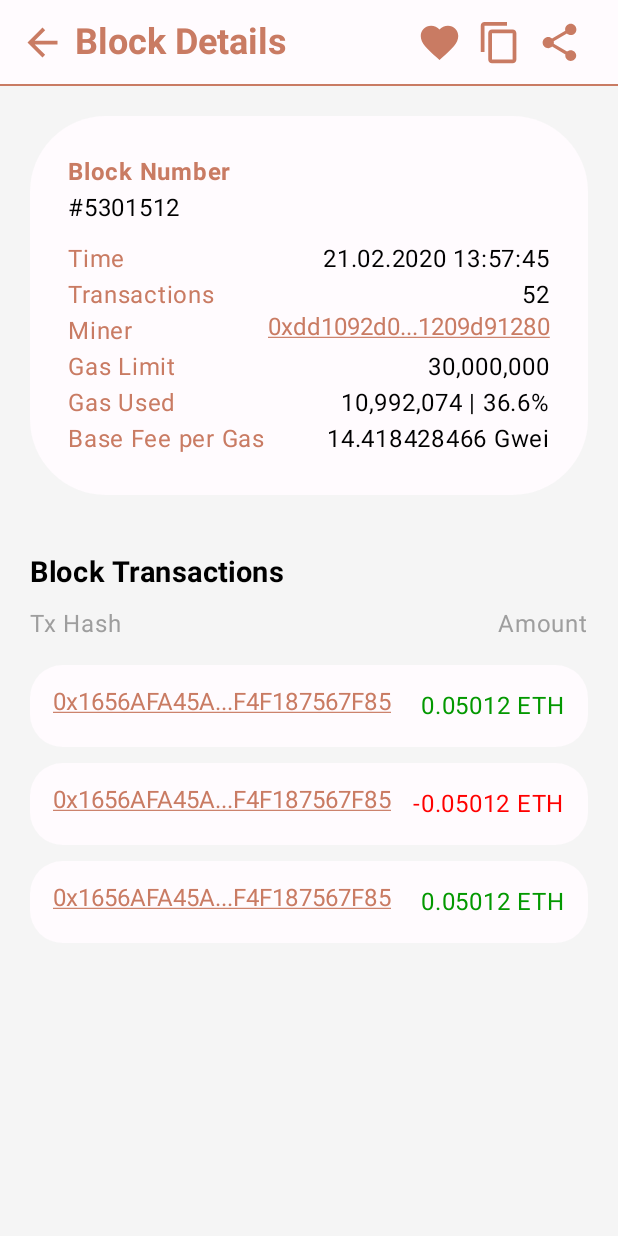
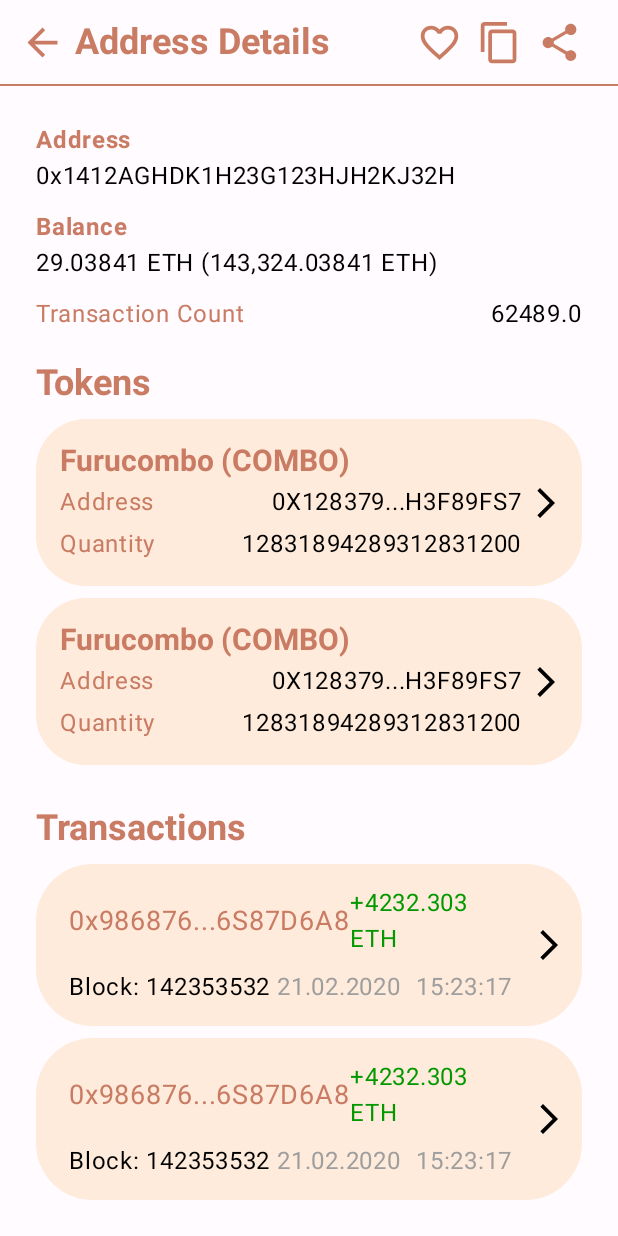
Before and after one commit to etasdemir/eth-inspector, an Android app built with Jetpack Compose: the screen it shows after launch (MainActivity), after a tap on "Add to favourites", on a phone screen of 412 x 824 dp. Run offline under Robolectric (Android 15) with nearby library versions, the phone set to English and light mode, and no system bars; our stand-ins replace Dagger/Hilt's generated code, Timber.

Commit message:
Add address detail screen

```diff
--- a/app/src/main/java/com/etasdemir/ethinspector/MainActivity.kt
+++ b/app/src/main/java/com/etasdemir/ethinspector/MainActivity.kt
@@ -7,7 +7,7 @@ import androidx.compose.foundation.layout.fillMaxSize
 import androidx.compose.material3.MaterialTheme
 import androidx.compose.material3.Surface
 import androidx.compose.ui.Modifier
-import com.etasdemir.ethinspector.ui.block.BlockDetailScreen
+import com.etasdemir.ethinspector.ui.address.AddressDetailScreen
 import com.etasdemir.ethinspector.ui.theme.EthInspectorTheme
 import dagger.hilt.android.AndroidEntryPoint
 
@@ -28,7 +28,8 @@ class MainActivity : ComponentActivity() {
 //                    AccountScreen()
 //                    SavedItemScreen(type = SavedItemScreen.TRANSACTION)
 //                    TransactionDetailScreen()
-                    BlockDetailScreen()
+//                    BlockDetailScreen()
+                    AddressDetailScreen()
                 }
             }
         }
--- a/app/src/main/java/com/etasdemir/ethinspector/ui/account/component/SavedTransactionItem.kt
+++ b/app/src/main/java/com/etasdemir/ethinspector/ui/account/component/SavedTransactionItem.kt
@@ -7,17 +7,14 @@ import androidx.compose.runtime.Composable
 import androidx.compose.runtime.remember
 import androidx.compose.ui.Alignment
 import androidx.compose.ui.Modifier
-import androidx.compose.ui.graphics.Color
 import androidx.compose.ui.res.stringResource
 import androidx.compose.ui.tooling.preview.Preview
 import androidx.compose.ui.unit.dp
 import androidx.compose.ui.unit.sp
 import com.etasdemir.ethinspector.R
 import com.etasdemir.ethinspector.ui.components.FeintText
-import com.etasdemir.ethinspector.ui.theme.Negative
-import com.etasdemir.ethinspector.ui.theme.Positive
+import com.etasdemir.ethinspector.utils.ColoredAmountText
 import com.etasdemir.ethinspector.utils.clip
-import com.etasdemir.ethinspector.utils.format
 
 data class SavedTransactionState(
     val transactionHash: String,
@@ -32,17 +29,6 @@ data class SavedTransactionState(
 fun SavedTransactionItem(state: SavedTransactionState) {
     val clippedTxHash = remember {
         state.transactionHash.clip(10)
-    }
-
-    val formattedNumber = remember { state.amount.format(5) }
-    val amountTextColor: Color?
-    val amountText: String?
-    if (state.amount >= 0) {
-        amountText = "+ $formattedNumber"
-        amountTextColor = Positive
-    } else {
-        amountText = "- $formattedNumber"
-        amountTextColor = Negative
     }
 
     Column(modifier = Modifier
@@ -61,14 +47,7 @@ fun SavedTransactionItem(state: SavedTransactionState) {
                 color = MaterialTheme.colorScheme.tertiary,
                 fontSize = 18.sp
             )
-            Text(
-                text = stringResource(
-                    id = R.string.eth_with_amount,
-                    amountText
-                ),
-                color = amountTextColor,
-                fontSize = 16.sp
-            )
+            ColoredAmountText(amount = state.amount)
         }
         Row(
             modifier = Modifier
--- /dev/null
+++ b/app/src/main/java/com/etasdemir/ethinspector/ui/address/AddressDetailScreen.kt
@@ -0,0 +1,170 @@
+package com.etasdemir.ethinspector.ui.address
+
+import androidx.compose.foundation.*
+import androidx.compose.foundation.layout.*
+import androidx.compose.foundation.lazy.*
+import androidx.compose.material3.*
+import androidx.compose.runtime.Composable
+import androidx.compose.runtime.remember
+import androidx.compose.ui.Modifier
+import androidx.compose.ui.res.stringResource
+import androidx.compose.ui.tooling.preview.Preview
+import androidx.compose.ui.unit.dp
+import com.etasdemir.ethinspector.R
+import com.etasdemir.ethinspector.ui.address.components.*
+import com.etasdemir.ethinspector.ui.components.*
+import timber.log.Timber
+
+@OptIn(ExperimentalMaterial3Api::class)
+@Composable
+@Preview
+fun AddressDetailScreen() {
+    val onTransferItemClick = remember {
+        {
+            Timber.e("AddressDetailScreen::onTransferItemClick")
+        }
+    }
+
+    val onTransactionItemClick = remember {
+        { txHash: String ->
+            Timber.e("navigate to transaction detail with $txHash")
+        }
+    }
+
+    val onTokenItemClick = remember {
+        { address: String ->
+            Timber.e("navigate to token detail with $address")
+        }
+    }
+
+    // TODO static data
+    val address = "0x1412AGHDK1H23G123HJH2KJ32H"
+    val balanceEth = "29.03841209"
+    val balanceUsd = "143,324.03841209"
+    val txCount = 62489.0
+
+    val isAddressFavourite = false
+    val topBarTitle = stringResource(id = R.string.address_details)
+    val topBarState = remember {
+        DetailTopBarState(
+            barTitle = topBarTitle,
+            isFavouriteEnabled = isAddressFavourite,
+            onFavouriteClick = {},
+            textToCopy = address
+        )
+    }
+
+    val addressInfoState = AddressInfoColumnState(
+        address,
+        balanceEth,
+        balanceUsd,
+        txCount
+    )
+
+    val txItemState = listOf(
+        AddressTransactionItemState(
+            "0x9868768A6SD86A87ASD6A8S787A66S87D6A8",
+            4232.3030,
+            "142353532",
+            "21.02.2020",
+            "15:23:17"
+        ) {},
+        AddressTransactionItemState(
+            "0x9868768A6SD86A87ASD6A8S787A66S87D6A8",
+            4232.3030,
+            "142353532",
+            "21.02.2020",
+            "15:23:17"
+        ) {}
+    )
+
+    val tokenItems = listOf(
+        TokenItemState(
+            "Furucombo (COMBO)", "0X12837987HG12JGH12GH3F89FS7", "12831894289312831200"
+        ) {},
+        TokenItemState(
+            "Furucombo (COMBO)", "0X12837987HG12JGH12GH3F89FS7", "12831894289312831200"
+        ) {}
+    )
+
+    val transferItems = listOf(
+        TransferItemState(
+            "0xA78SD6A8S6C87F87S6DF8S7DF6ASD987AS9D",
+            "Maker (MKR)",
+            1532.112323,
+            "530430240",
+            "21.02.2020 13:57:45"
+        ) {},
+        TransferItemState(
+            "0xA78SD6A8S6C87F87S6DF8S7DF6ASD987AS9D",
+            "Maker (MKR)",
+            -1532.112323,
+            "530430240",
+            "21.02.2020 13:57:45"
+        ) {}
+    )
+
+
+
+    Scaffold(topBar = { DetailTopBar(state = topBarState) }) {
+        LazyColumn(
+            modifier = Modifier
+                .fillMaxWidth()
+                .padding(it)
+                .background(MaterialTheme.colorScheme.background)
+                .padding(24.dp)
+        ) {
+            item {
+                AddressInfoColumn(state = addressInfoState)
+            }
+            item {
+                Text(
+                    modifier = Modifier.padding(top = 20.dp, bottom = 10.dp),
+                    text = stringResource(id = R.string.tokens),
+                    color = MaterialTheme.colorScheme.tertiary,
+                    style = MaterialTheme.typography.titleLarge
+                )
+            }
+            items(tokenItems) { token ->
+                TokenItem(state = token)
+                Spacer(
+                    modifier = Modifier
+                        .fillMaxWidth()
+                        .height(8.dp)
+                )
+            }
+            item {
+                Text(
+                    modifier = Modifier.padding(top = 20.dp, bottom = 10.dp),
+                    text = stringResource(id = R.string.transactions),
+                    color = MaterialTheme.colorScheme.tertiary,
+                    style = MaterialTheme.typography.titleLarge
+                )
+            }
+            items(txItemState) { item ->
+                AddressTransactionItem(item)
+                Spacer(
+                    modifier = Modifier
+                        .fillMaxWidth()
+                        .height(8.dp)
+                )
+            }
+            item {
+                Text(
+                    modifier = Modifier.padding(top = 20.dp, bottom = 10.dp),
+                    text = stringResource(id = R.string.transfers),
+                    color = MaterialTheme.colorScheme.tertiary,
+                    style = MaterialTheme.typography.titleLarge
+                )
+            }
+            items(transferItems) { transfer ->
+                TransferItem(state = transfer)
+                Spacer(
+                    modifier = Modifier
+                        .fillMaxWidth()
+                        .height(8.dp)
+                )
+            }
+        }
+    }
+}
--- /dev/null
+++ b/app/src/main/java/com/etasdemir/ethinspector/ui/address/components/AddressInfoColumn.kt
@@ -0,0 +1,30 @@
+package com.etasdemir.ethinspector.ui.address.components
+
+import androidx.compose.runtime.Composable
+import androidx.compose.ui.res.stringResource
+import com.etasdemir.ethinspector.R
+import com.etasdemir.ethinspector.ui.components.CardColumnItem
+import com.etasdemir.ethinspector.ui.components.CardRowItem
+import com.etasdemir.ethinspector.utils.format
+
+data class AddressInfoColumnState(
+    val address: String,
+    val balanceEth: String,
+    val balanceUsd: String,
+    val txCount: Double
+)
+
+@Composable
+fun AddressInfoColumn(state: AddressInfoColumnState) {
+    val balanceEthStr =
+        stringResource(id = R.string.eth_with_amount, state.balanceEth.format(digits = 5))
+    val balanceUsdStr =
+        stringResource(id = R.string.eth_with_amount, state.balanceUsd.format(digits = 5))
+
+    CardColumnItem(title = stringResource(id = R.string.address), body = state.address)
+    CardColumnItem(
+        title = stringResource(id = R.string.balance),
+        body = "$balanceEthStr (${balanceUsdStr})"
+    )
+    CardRowItem(field = stringResource(id = R.string.tx_count), value = state.txCount.toString())
+}
--- /dev/null
+++ b/app/src/main/java/com/etasdemir/ethinspector/ui/address/components/TokenItem.kt
@@ -0,0 +1,67 @@
+package com.etasdemir.ethinspector.ui.address.components
+
+import androidx.compose.foundation.background
+import androidx.compose.foundation.clickable
+import androidx.compose.foundation.layout.*
+import androidx.compose.foundation.shape.RoundedCornerShape
+import androidx.compose.material3.MaterialTheme
+import androidx.compose.material3.Text
+import androidx.compose.runtime.Composable
+import androidx.compose.ui.Alignment
+import androidx.compose.ui.Modifier
+import androidx.compose.ui.draw.clip
+import androidx.compose.ui.res.stringResource
+import androidx.compose.ui.tooling.preview.Preview
+import androidx.compose.ui.unit.dp
+import com.etasdemir.ethinspector.R
+import com.etasdemir.ethinspector.ui.components.ArrowIcon
+import com.etasdemir.ethinspector.ui.components.CardRowItem
+import com.etasdemir.ethinspector.utils.clip
+
+data class TokenItemState(
+    val name: String,
+    val address: String,
+    val quantity: String,
+    val onClick: (address: String) -> Unit,
+)
+
+@Composable
+fun TokenItem(state: TokenItemState) {
+    Row(modifier = Modifier
+        .fillMaxWidth()
+        .clip(RoundedCornerShape(30))
+        .background(MaterialTheme.colorScheme.primary)
+        .clickable { state.onClick(state.address) }
+        .padding(12.dp),
+        verticalAlignment = Alignment.CenterVertically
+    ) {
+        Column(
+            modifier = Modifier
+                .weight(1f)
+                .padding(4.dp),
+            verticalArrangement = Arrangement.spacedBy(4.dp)
+        ) {
+            Text(
+                text = state.name,
+                color = MaterialTheme.colorScheme.tertiary,
+                style = MaterialTheme.typography.titleMedium
+            )
+            CardRowItem(
+                field = stringResource(id = R.string.address), value = state.address.clip(8)
+            )
+            CardRowItem(
+                field = stringResource(id = R.string.quantity), value = state.quantity
+            )
+        }
+        ArrowIcon()
+    }
+}
+
+@Preview
+@Composable
+fun TokenItemPreview() {
+    val state = TokenItemState(
+        "Furucombo (COMBO)", "0X12837987HG12JGH12GH3F89FS7", "12831894289312831200"
+    ) {}
+    TokenItem(state)
+}
--- /dev/null
+++ b/app/src/main/java/com/etasdemir/ethinspector/ui/address/components/TransferItem.kt
@@ -0,0 +1,90 @@
+package com.etasdemir.ethinspector.ui.address.components
+
+import androidx.compose.foundation.background
+import androidx.compose.foundation.clickable
+import androidx.compose.foundation.layout.*
+import androidx.compose.foundation.shape.RoundedCornerShape
+import androidx.compose.material3.MaterialTheme
+import androidx.compose.material3.Text
+import androidx.compose.runtime.Composable
+import androidx.compose.ui.Alignment
+import androidx.compose.ui.Modifier
+import androidx.compose.ui.draw.clip
+import androidx.compose.ui.res.stringResource
+import androidx.compose.ui.tooling.preview.Preview
+import androidx.compose.ui.unit.dp
+import com.etasdemir.ethinspector.R
+import com.etasdemir.ethinspector.ui.components.ArrowIcon
+import com.etasdemir.ethinspector.ui.components.CardRowItem
+import com.etasdemir.ethinspector.utils.ColoredAmountText
+import com.etasdemir.ethinspector.utils.clip
+
+data class TransferItemState(
+    val to: String,
+    val tokenName: String,
+    val amount: Double,
+    val block: String,
+    val date: String,
+    val onClick: () -> Unit
+)
+
+@Composable
+fun TransferItem(state: TransferItemState) {
+
+    Row(
+        modifier = Modifier
+            .fillMaxWidth()
+            .clip(RoundedCornerShape(30))
+            .background(MaterialTheme.colorScheme.primary)
+            .clickable(onClick = state.onClick)
+            .padding(8.dp),
+        verticalAlignment = Alignment.CenterVertically
+    ) {
+        Column(
+            modifier = Modifier
+                .weight(1f)
+                .padding(10.dp)
+        ) {
+            Row(
+                horizontalArrangement = Arrangement.SpaceBetween,
+                modifier = Modifier.fillMaxWidth()
+            ) {
+                Row(horizontalArrangement = Arrangement.spacedBy(10.dp)) {
+                    Text(
+                        text = stringResource(id = R.string.to_short),
+                        color = MaterialTheme.colorScheme.tertiary
+                    )
+                    Text(
+                        text = state.to.clip(6),
+                        color = MaterialTheme.colorScheme.onBackground
+                    )
+                }
+                ColoredAmountText(amount = state.amount)
+            }
+            CardRowItem(
+                horizontalArrangement = Arrangement.spacedBy(10.dp),
+                field = stringResource(id = R.string.token),
+                value = state.tokenName
+            )
+            CardRowItem(
+                horizontalArrangement = Arrangement.spacedBy(10.dp),
+                field = stringResource(id = R.string.block),
+                value = state.block
+            )
+        }
+        ArrowIcon()
+    }
+}
+
+@Composable
+@Preview
+fun TransferItemPreview() {
+    val state = TransferItemState(
+        "0xA78SD6A8S6C87F87S6DF8S7DF6ASD987AS9D",
+        "Maker (MKR)",
+        1532.112323,
+        "530430240",
+        "21.02.2020 13:57:45"
+    ) {}
+    TransferItem(state)
+}
--- a/app/src/main/java/com/etasdemir/ethinspector/ui/block/components/BlockInfoCard.kt
+++ b/app/src/main/java/com/etasdemir/ethinspector/ui/block/components/BlockInfoCard.kt
@@ -51,13 +51,13 @@ fun BlockInfoCard(state: BlockInfoCardState) {
             value = state.transactionCount.toString()
         )
         CardRowItem(
-            field = stringResource(id = R.string.miner),
-            rightContent = {
-                UnderlinedButton(
-                    text = state.miner.clip(10),
-                    onClick = onMinerAddressClick
-                )
-            })
+            field = stringResource(id = R.string.miner)
+        ) {
+            UnderlinedButton(
+                text = state.miner.clip(10),
+                onClick = onMinerAddressClick
+            )
+        }
         CardRowItem(field = stringResource(id = R.string.gas_limit), value = state.gasLimit)
         CardRowItem(field = stringResource(id = R.string.gas_used), value = state.gasUsed)
         CardRowItem(
--- /dev/null
+++ b/app/src/main/java/com/etasdemir/ethinspector/ui/components/AddressTransactionItem.kt
@@ -0,0 +1,100 @@
+package com.etasdemir.ethinspector.ui.components
+
+import androidx.compose.foundation.background
+import androidx.compose.foundation.clickable
+import androidx.compose.foundation.layout.*
+import androidx.compose.foundation.shape.RoundedCornerShape
+import androidx.compose.material3.MaterialTheme
+import androidx.compose.material3.Text
+import androidx.compose.runtime.Composable
+import androidx.compose.runtime.remember
+import androidx.compose.ui.Alignment
+import androidx.compose.ui.Modifier
+import androidx.compose.ui.draw.clip
+import androidx.compose.ui.res.stringResource
+import androidx.compose.ui.tooling.preview.Preview
+import androidx.compose.ui.unit.dp
+import androidx.compose.ui.unit.sp
+import com.etasdemir.ethinspector.R
+import com.etasdemir.ethinspector.utils.ColoredAmountText
+import com.etasdemir.ethinspector.utils.clip
+
+data class AddressTransactionItemState(
+    val transactionHash: String,
+    val amount: Double,
+    val block: String,
+    val date: String,
+    val time: String,
+    val onItemClick: () -> Unit
+)
+
+@Composable
+fun AddressTransactionItem(state: AddressTransactionItemState) {
+    val clippedTxHash = remember {
+        state.transactionHash.clip(8)
+    }
+
+    Row(
+        modifier = Modifier
+            .fillMaxWidth()
+            .clip(RoundedCornerShape(35))
+            .clickable(onClick = state.onItemClick)
+            .background(MaterialTheme.colorScheme.primary)
+            .padding(10.dp),
+        verticalAlignment = Alignment.CenterVertically,
+        horizontalArrangement = Arrangement.SpaceBetween
+    ) {
+        Column(
+            modifier = Modifier.weight(1f)
+        ) {
+            Row(
+                modifier = Modifier
+                    .padding(4.dp)
+                    .padding(horizontal = 8.dp)
+                    .fillMaxWidth(),
+                verticalAlignment = Alignment.CenterVertically,
+                horizontalArrangement = Arrangement.SpaceBetween
+            ) {
+                Text(
+                    text = clippedTxHash,
+                    color = MaterialTheme.colorScheme.tertiary,
+                    fontSize = 18.sp
+                )
+                ColoredAmountText(amount = state.amount)
+            }
+            Row(
+                modifier = Modifier
+                    .padding(4.dp)
+                    .padding(horizontal = 8.dp)
+                    .fillMaxWidth(),
+                verticalAlignment = Alignment.CenterVertically,
+                horizontalArrangement = Arrangement.SpaceBetween
+            ) {
+                Text(
+                    text = stringResource(id = R.string.account_settings_block, state.block),
+                    color = MaterialTheme.colorScheme.onBackground,
+                    fontSize = 16.sp
+                )
+                Row(
+                    verticalAlignment = Alignment.CenterVertically,
+                    horizontalArrangement = Arrangement.spacedBy(10.dp)
+                ) {
+                    FeintText(text = state.date)
+                    FeintText(text = state.time)
+                }
+            }
+        }
+        ArrowIcon()
+    }
+
+}
+
+
+@Composable
+@Preview
+fun AddressTransactionItemPreview() {
+    val state = AddressTransactionItemState(
+        "0x9868768A6SD86A87ASD6A8S787A66S87D6A8", 4232.3030, "142353532", "21.02.2020", "15:23:17"
+    ) {}
+    AddressTransactionItem(state)
+}
--- a/app/src/main/java/com/etasdemir/ethinspector/ui/components/CardRowItem.kt
+++ b/app/src/main/java/com/etasdemir/ethinspector/ui/components/CardRowItem.kt
@@ -10,12 +10,13 @@ import androidx.compose.ui.tooling.preview.Preview
 @Composable
 fun CardRowItem(
     modifier: Modifier = Modifier,
+    horizontalArrangement: Arrangement.Horizontal = Arrangement.SpaceBetween,
     field: String? = null,
     value: String? = null,
     leftContent: (@Composable () -> Unit)? = null,
-    rightContent: (@Composable () -> Unit)? = null
+    rightContent: (@Composable () -> Unit)? = null,
 ) {
-    Row(horizontalArrangement = Arrangement.SpaceBetween, modifier = modifier.fillMaxWidth()) {
+    Row(horizontalArrangement = horizontalArrangement, modifier = modifier.fillMaxWidth()) {
         if (leftContent != null) {
             leftContent()
         } else if (field != null) {
--- a/app/src/main/java/com/etasdemir/ethinspector/ui/theme/Type.kt
+++ b/app/src/main/java/com/etasdemir/ethinspector/ui/theme/Type.kt
@@ -19,5 +19,11 @@ val Typography = Typography(
         fontWeight = FontWeight.Bold,
         fontSize = 24.sp,
         letterSpacing = 0.sp
+    ),
+    titleMedium = TextStyle(
+        fontFamily = FontFamily.Default,
+        fontWeight = FontWeight.Bold,
+        fontSize = 20.sp,
+        letterSpacing = 0.sp
     )
 )
--- a/app/src/main/java/com/etasdemir/ethinspector/ui/transaction/components/TransactionInfoCard.kt
+++ b/app/src/main/java/com/etasdemir/ethinspector/ui/transaction/components/TransactionInfoCard.kt
@@ -48,12 +48,12 @@ fun TransactionInfoCard(state: TransactionInfoCardState) {
             value = state.time
         )
         CardRowItem(
-            leftContent = { BodyTitleText(text = stringResource(id = R.string.block)) },
-            rightContent = {
-                UnderlinedButton(
-                    text = state.block, onClick = onBlockClick
-                )
-            })
+            leftContent = { BodyTitleText(text = stringResource(id = R.string.block)) }
+        ) {
+            UnderlinedButton(
+                text = state.block, onClick = onBlockClick
+            )
+        }
         CardRowItem(
             leftContent = { BodyTitleText(text = stringResource(id = R.string.amount)) },
             value = stringResource(id = R.string.eth_with_amount, state.amount.format(5))
--- a/app/src/main/java/com/etasdemir/ethinspector/utils/Utils.kt
+++ b/app/src/main/java/com/etasdemir/ethinspector/utils/Utils.kt
@@ -1,5 +1,13 @@
 package com.etasdemir.ethinspector.utils
 
+import androidx.compose.material3.Text
+import androidx.compose.runtime.Composable
+import androidx.compose.runtime.remember
+import androidx.compose.ui.Modifier
+import androidx.compose.ui.graphics.Color
+import androidx.compose.ui.res.stringResource
+import androidx.compose.ui.unit.sp
+import com.etasdemir.ethinspector.R
 import com.etasdemir.ethinspector.ui.theme.Negative
 import com.etasdemir.ethinspector.ui.theme.Positive
 import java.text.DecimalFormat
@@ -37,4 +45,25 @@ fun String.clip(digits: Int): String {
     }
 }
 
+@Composable
+fun ColoredAmountText(modifier: Modifier = Modifier, amount: Double, digits: Int = 5) {
+    val formattedNumber = remember { amount.format(digits) }
+    val amountTextColor: Color?
+    val amountText: String?
+    if (amount >= 0) {
+        amountText = "+$formattedNumber"
+        amountTextColor = Positive
+    } else {
+        amountText = "-$formattedNumber"
+        amountTextColor = Negative
+    }
+
+    Text(
+        modifier = modifier,
+        text = stringResource(
+            id = R.string.eth_with_amount, amountText
+        ), color = amountTextColor, fontSize = 16.sp
+    )
+}
+
 fun amountColor(amount: Double) = if (amount >= 0) Positive else Negative
--- a/app/src/main/res/values/strings.xml
+++ b/app/src/main/res/values/strings.xml
@@ -73,6 +73,18 @@
     <string name="block_transactions">Block Transactions</string>
     <string name="tx_hash">Tx Hash</string>
 
+    <string name="address_details">Address Details</string>
+    <string name="address">Address</string>
+    <string name="balance">Balance</string>
+    <string name="tx_count">Transaction Count</string>
+    <string name="to_short">To</string>
+    <string name="transfers">Transfers</string>
+    <string name="quantity">Quantity</string>
+    <string name="token">Token</string>
+
+    <string name="contract_details">Contract Details</string>
+    <string name="creator_address">Creator Address</string>
+    <string name="creation_time">Creation Time</string>
 
 
 </resources>
```
